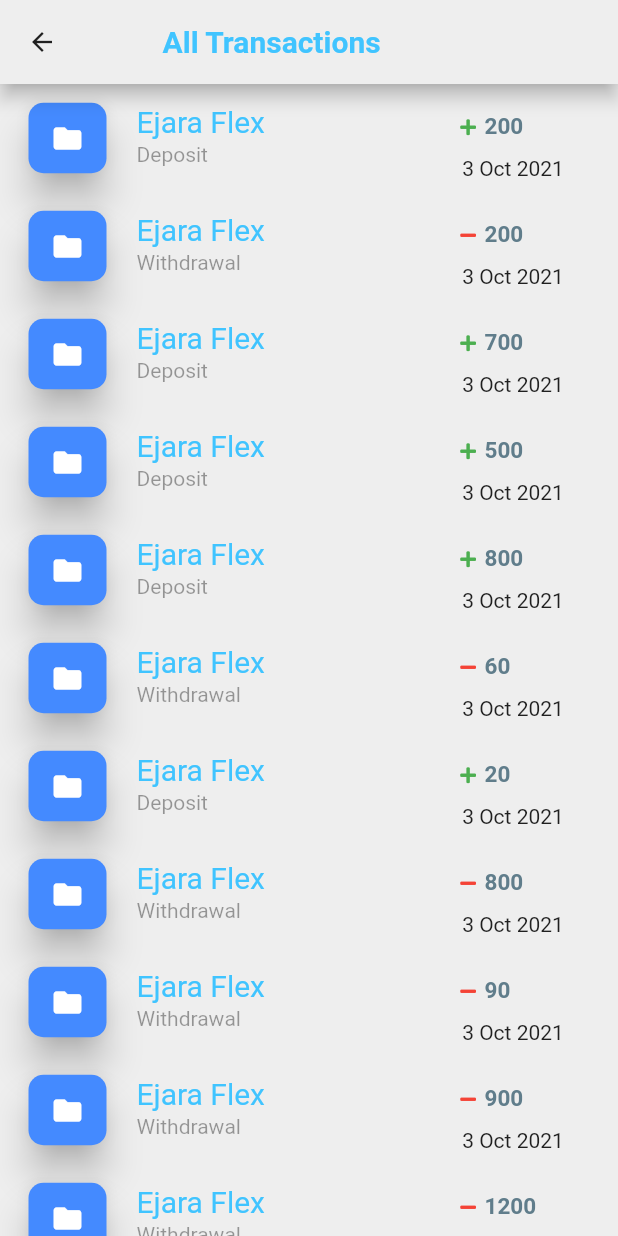
After one commit to asamoah-fred/Accounts-Profile, a Flutter app: the screen it shows after launch, after a tap on "Show all", on a phone screen of 412 x 824 dp. The commit adds this screen. Run offline on Flutter 3.47's test engine with Material 2 defaults, Android fonts, the phone set to English and light mode, and no system bars; our stand-ins replace font_awesome_flutter.

Commit message:
Provided All Transactions

```diff
--- a/lib/data/transaction_list.dart
+++ b/lib/data/transaction_list.dart
@@ -1,4 +1,5 @@
 import 'package:my_accounts_profile/data/transactions.dart';
+import 'package:my_accounts_profile/pages/more_transactions.dart';
 
 List<Transaction> transactions = [
   Transaction(
@@ -23,7 +24,77 @@
       date: '3 Oct 2021'),
   Transaction(
       transactionName: 'Ejara Flex',
+      type: 'Deposit',
+      amount: 800,
+      date: '3 Oct 2021'),
+  Transaction(
+      transactionName: 'Ejara Flex',
+      type: 'Withdrawal',
+      amount: 60,
+      date: '3 Oct 2021'),
+  Transaction(
+      transactionName: 'Ejara Flex',
+      type: 'Deposit',
+      amount: 20,
+      date: '3 Oct 2021'),
+  Transaction(
+      transactionName: 'Ejara Flex',
       type: 'Withdrawal',
       amount: 800,
       date: '3 Oct 2021'),
+  Transaction(
+      transactionName: 'Ejara Flex',
+      type: 'Withdrawal',
+      amount: 90,
+      date: '3 Oct 2021'),
+  Transaction(
+      transactionName: 'Ejara Flex',
+      type: 'Withdrawal',
+      amount: 900,
+      date: '3 Oct 2021'),
+  Transaction(
+      transactionName: 'Ejara Flex',
+      type: 'Withdrawal',
+      amount: 1200,
+      date: '2 Oct 2021'),
+  Transaction(
+      transactionName: 'Ejara Flex',
+      type: 'Withdrawal',
+      amount: 800,
+      date: '2 Oct 2021'),
+  Transaction(
+      transactionName: 'Ejara Flex',
+      type: 'Withdrawal',
+      amount: 100,
+      date: '2 Oct 2021'),
+  Transaction(
+      transactionName: 'Ejara Flex',
+      type: 'Withdrawal',
+      amount: 800,
+      date: '2 Oct 2021'),
+  Transaction(
+      transactionName: 'Ejara Flex',
+      type: 'Withdrawal',
+      amount: 1000,
+      date: '2 Oct 2021'),
+  Transaction(
+      transactionName: 'Ejara Flex',
+      type: 'Deposit',
+      amount: 300,
+      date: '2 Oct 2021'),
+  Transaction(
+      transactionName: 'Ejara Flex',
+      type: 'Withdrawal',
+      amount: 1200,
+      date: '1 Oct 2021'),
+  Transaction(
+      transactionName: 'Ejara Flex',
+      type: 'Deposit',
+      amount: 700,
+      date: '1 Oct 2021'),
+  Transaction(
+      transactionName: 'Ejara Flex',
+      type: 'Deposit',
+      amount: 500,
+      date: '1 Oct 2021'),
 ];
--- a/lib/main.dart
+++ b/lib/main.dart
@@ -17,7 +17,7 @@
       theme: ThemeData(
         primarySwatch: Colors.blue,
       ),
-      home: const Profile(),
+      home: const Home(),
     );
   }
 }
--- a/lib/pages/home.dart
+++ b/lib/pages/home.dart
@@ -9,15 +9,16 @@
 import 'package:my_accounts_profile/data/transaction_list.dart';
 import 'package:my_accounts_profile/widgets/custom_card.dart';
 import 'package:my_accounts_profile/widgets/transactions.dart';
+import 'package:my_accounts_profile/pages/more_transactions.dart';
 
-class Profile extends StatefulWidget {
-  const Profile({Key? key}) : super(key: key);
+class Home extends StatefulWidget {
+  const Home({Key? key}) : super(key: key);
 
   @override
-  State<Profile> createState() => _ProfileState();
+  State<Home> createState() => _HomeState();
 }
 
-class _ProfileState extends State<Profile> {
+class _HomeState extends State<Home> {
   // bool _visible = true;
   bool _click = true;
   bool _amount = true;
@@ -270,12 +271,22 @@
                             color: Colors.blueAccent),
                       ),
                       Spacer(),
-                      Text(
-                        "Show all",
-                        style: TextStyle(
-                          fontSize: 16,
-                          // fontWeight: FontWeight.normal,
-                          color: Colors.lightBlue,
+                      GestureDetector(
+                        onTap: () {
+                          Navigator.push(
+                            context,
+                            MaterialPageRoute(
+                              builder: (context) => More(),
+                            ),
+                          );
+                        },
+                        child: Text(
+                          "Show all",
+                          style: TextStyle(
+                            fontSize: 16,
+                            // fontWeight: FontWeight.normal,
+                            color: Colors.lightBlue,
+                          ),
                         ),
                       ),
                     ],
@@ -292,7 +303,7 @@
                   ///
                   ///
                   ListView.builder(
-                      itemCount: transactions.length,
+                      itemCount: 5,
                       shrinkWrap: true,
                       physics: NeverScrollableScrollPhysics(),
                       itemBuilder: (context, index) {
--- /dev/null
+++ b/lib/pages/more_transactions.dart
@@ -0,0 +1,170 @@
+// ignore_for_file: prefer_const_constructors
+
+import 'package:flutter/material.dart';
+import 'package:flutter/painting.dart';
+import 'package:font_awesome_flutter/font_awesome_flutter.dart';
+import 'package:my_accounts_profile/data/transaction_list.dart';
+import 'package:my_accounts_profile/data/transactions.dart';
+import 'package:my_accounts_profile/pages/more_transactions.dart';
+import 'package:my_accounts_profile/widgets/transactions.dart';
+import 'package:my_accounts_profile/pages/home.dart';
+
+class More extends StatelessWidget {
+  const More({Key? key}) : super(key: key);
+
+  @override
+  Widget build(BuildContext context) {
+    return Scaffold(
+      backgroundColor: Colors.grey.shade200,
+      appBar: AppBar(
+        backgroundColor: Colors.grey.shade200,
+        elevation: 5,
+        title: Center(
+          widthFactor: 1.5,
+          child: Text(
+            'All Transactions',
+            style: TextStyle(
+              color: Colors.lightBlueAccent,
+              fontSize: 20,
+              fontWeight: FontWeight.bold,
+            ),
+          ),
+        ),
+        leading: GestureDetector(
+          onTap: () {
+            Navigator.pop(
+              context,
+              MaterialPageRoute(
+                builder: (context) => Home(),
+              ),
+            );
+          },
+          child: Icon(
+            Icons.arrow_back,
+            color: Colors.black87,
+            size: 20,
+          ),
+        ),
+      ),
+      body: SingleChildScrollView(
+        child: Column(
+          children: [
+            ListView.builder(
+                itemCount: transactions.length,
+                shrinkWrap: true,
+                physics: NeverScrollableScrollPhysics(),
+                itemBuilder: (context, index) {
+                  final item = transactions[index];
+                  return TransactionsCard(
+                    transactions: item,
+                  );
+                }),
+          ],
+        ),
+      ),
+    );
+  }
+}
+// class More extends StatelessWidget {
+//   const More({
+//     required this.transactions,
+//     Key? key,
+//   }) : super(key: key);
+//   final Transaction transactions;
+
+//   @override
+//   Widget build(BuildContext context) {
+//     return Padding(
+//       padding: const EdgeInsets.symmetric(horizontal: 15),
+//       child: Container(
+//         child: ListTile(
+//           contentPadding: EdgeInsets.zero,
+//           leading: Container(
+//             width: 60,
+//             height: 55,
+//             child: Card(
+//               shape: RoundedRectangleBorder(
+//                 borderRadius: BorderRadius.circular(10),
+//               ),
+//               color: Colors.blueAccent,
+//               elevation: 10,
+//               child: Padding(
+//                 padding: const EdgeInsets.symmetric(horizontal: 15),
+//                 child: Row(
+//                   children: [
+//                     Icon(
+//                       Icons.folder,
+//                       color: Colors.white,
+//                       size: 22,
+//                     ),
+//                   ],
+//                 ),
+//               ),
+//             ),
+//           ),
+//           title: Text(
+//             transactions.transactionName,
+//             style: const TextStyle(
+//               color: Colors.lightBlueAccent,
+//               fontSize: 20,
+//               // letterSpacing: 1.0,
+//               // fontWeight: FontWeight.normal,
+//             ),
+//           ),
+//           subtitle: Text(
+//             transactions.type,
+//             style: const TextStyle(
+//               color: Colors.black38,
+//               fontSize: 14,
+//               // letterSpacing: 1.0,
+//               // fontWeight: FontWeight.bold,
+//             ),
+//           ),
+//           trailing: Column(
+//             children: [
+//               Container(
+//                 width: 110,
+//                 height: 40,
+//                 child: Card(
+//                   shape: RoundedRectangleBorder(
+//                     borderRadius: BorderRadius.circular(10),
+//                   ),
+//                   color: Colors.grey.shade200,
+//                   elevation: 0,
+//                   child: Padding(
+//                     padding: const EdgeInsets.symmetric(horizontal: 15),
+//                     child: Row(
+//                       children: [
+//                         Icon(
+//                           transactions.type == 'Deposit'
+//                               ? FontAwesomeIcons.plus
+//                               : FontAwesomeIcons.minus,
+//                           color: transactions.type == 'Deposit'
+//                               ? Colors.green
+//                               : Colors.red,
+//                           size: 12,
+//                         ),
+//                         const SizedBox(
+//                           width: 5,
+//                         ),
+//                         Text(
+//                           '${transactions.amount}',
+//                           style: const TextStyle(
+//                             fontSize: 15,
+//                             color: Colors.blueGrey,
+//                             fontWeight: FontWeight.bold,
+//                           ),
+//                         ),
+//                       ],
+//                     ),
+//                   ),
+//                 ),
+//               ),
+//               Text(transactions.date),
+//             ],
+//           ),
+//         ),
+//       ),
+//     );
+//   }
+// }
--- a/lib/widgets/transactions.dart
+++ b/lib/widgets/transactions.dart
@@ -4,6 +4,7 @@
 import 'package:font_awesome_flutter/font_awesome_flutter.dart';
 import 'package:my_accounts_profile/data/transaction_list.dart';
 import 'package:my_accounts_profile/data/transactions.dart';
+import 'package:my_accounts_profile/pages/more_transactions.dart';
 
 class TransactionsCard extends StatelessWidget {
   const TransactionsCard({
```
